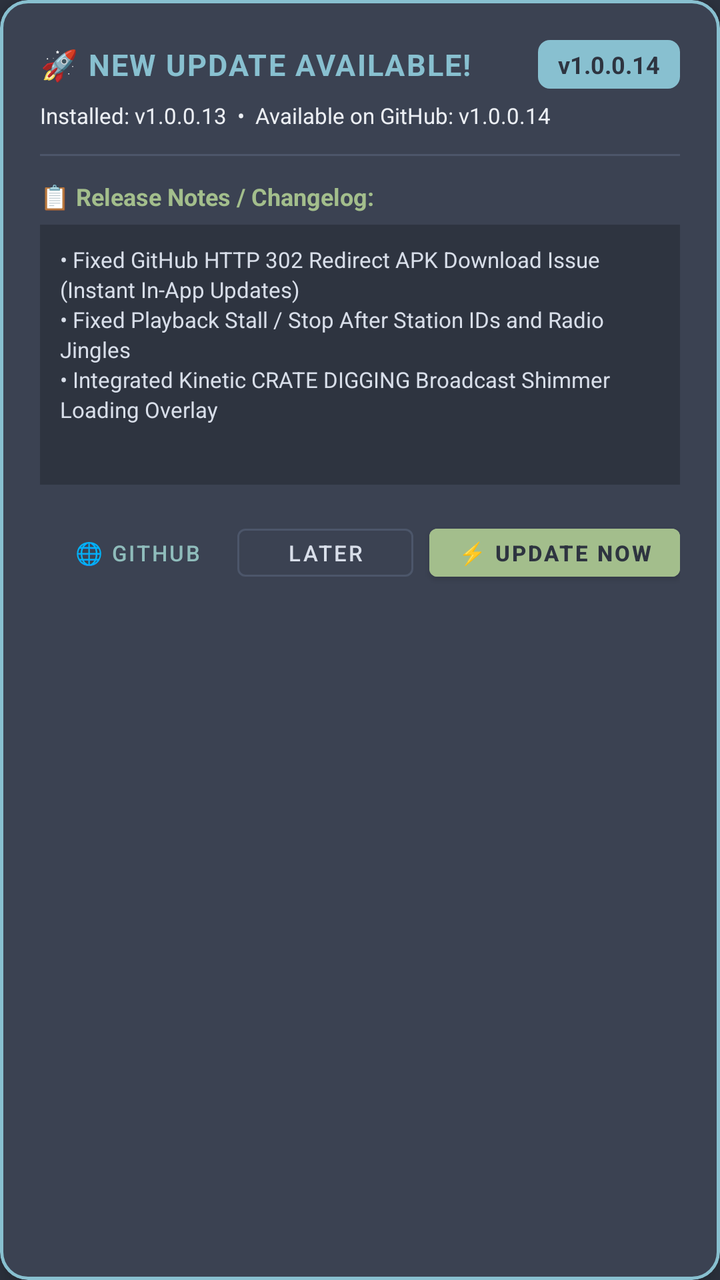
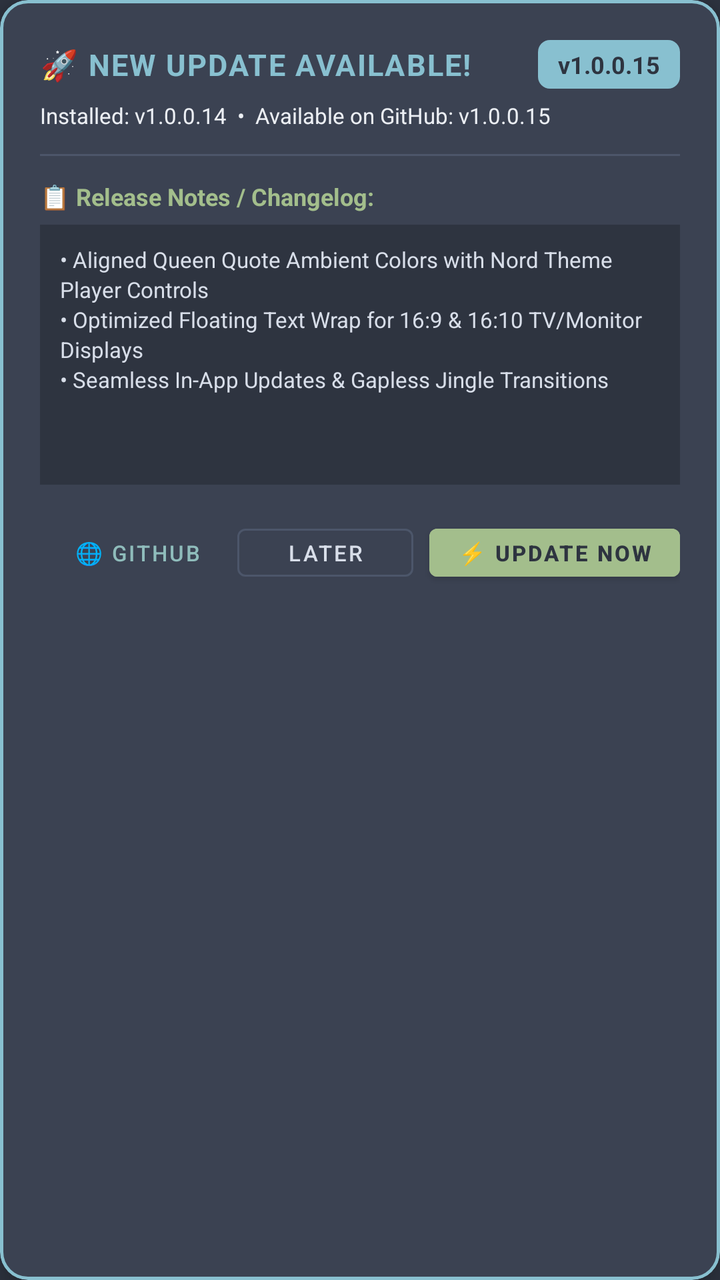

Two renders of the same Android screen: before a commit and after it. Below are the layout's source before the change and the commit's diff.
<!-- AndroidManifest.xml: application theme Theme.SNfetchPLAYER -->
<!-- res/layout/dialog_app_update.xml -->
<?xml version="1.0" encoding="utf-8"?>
<com.google.android.material.card.MaterialCardView xmlns:android="http://schemas.android.com/apk/res/android"
    xmlns:app="http://schemas.android.com/apk/res-auto"
    android:layout_width="match_parent"
    android:layout_height="wrap_content"
    android:layout_margin="16dp"
    app:cardBackgroundColor="@color/nord1"
    app:cardCornerRadius="14dp"
    app:cardElevation="8dp"
    app:strokeColor="@color/nord8"
    app:strokeWidth="1.5dp">

    <LinearLayout
        android:layout_width="match_parent"
        android:layout_height="wrap_content"
        android:orientation="vertical"
        android:padding="20dp">

        
        <LinearLayout
            android:layout_width="match_parent"
            android:layout_height="wrap_content"
            android:gravity="center_vertical"
            android:orientation="horizontal">

            <TextView
                android:layout_width="0dp"
                android:layout_height="wrap_content"
                android:layout_weight="1"
                android:letterSpacing="0.05"
                android:text="🚀 NEW UPDATE AVAILABLE!"
                android:textColor="@color/nord8"
                android:textSize="15sp"
                android:textStyle="bold" />

            <TextView
                android:id="@+id/tvNewVersionBadge"
                android:layout_width="wrap_content"
                android:layout_height="wrap_content"
                android:background="@drawable/badge_update_bg"
                android:paddingHorizontal="10dp"
                android:paddingVertical="4dp"
                android:text="v1.0.0.14"
                android:textColor="@color/nord0"
                android:textSize="12sp"
                android:textStyle="bold" />
        </LinearLayout>

        
        <TextView
            android:id="@+id/tvUpdateVersionSub"
            android:layout_width="match_parent"
            android:layout_height="wrap_content"
            android:layout_marginTop="6dp"
            android:text="Installed: v1.0.0.13  •  Available on GitHub: v1.0.0.14"
            android:textColor="@color/nord6"
            android:textSize="11sp" />

        
        <View
            android:layout_width="match_parent"
            android:layout_height="1dp"
            android:layout_marginVertical="12dp"
            android:background="@color/nord3" />

        <TextView
            android:layout_width="wrap_content"
            android:layout_height="wrap_content"
            android:text="📋 Release Notes / Changelog:"
            android:textColor="@color/nord14"
            android:textSize="12sp"
            android:textStyle="bold" />

        
        <androidx.core.widget.NestedScrollView
            android:layout_width="match_parent"
            android:layout_height="130dp"
            android:layout_marginTop="6dp"
            android:background="@color/nord0"
            android:padding="10dp">

            <TextView
                android:id="@+id/tvUpdateChangelog"
                android:layout_width="match_parent"
                android:layout_height="wrap_content"
                android:fontFamily="sans-serif"
                android:lineSpacingExtra="2dp"
                android:text="• Fixed GitHub HTTP 302 Redirect APK Download Issue (Instant In-App Updates)\n• Fixed Playback Stall / Stop After Station IDs and Radio Jingles\n• Integrated Kinetic CRATE DIGGING Broadcast Shimmer Loading Overlay"
                android:textColor="@color/nord4"
                android:textSize="11sp" />
        </androidx.core.widget.NestedScrollView>

        
        <LinearLayout
            android:id="@+id/layoutDownloadProgress"
            android:layout_width="match_parent"
            android:layout_height="wrap_content"
            android:layout_marginTop="12dp"
            android:orientation="vertical"
            android:visibility="gone">

            <ProgressBar
                android:id="@+id/pbDownloadProgress"
                style="?android:attr/progressBarStyleHorizontal"
                android:layout_width="match_parent"
                android:layout_height="8dp"
                android:max="100"
                android:progress="0"
                android:progressTint="@color/nord14" />

            <TextView
                android:id="@+id/tvDownloadProgressStatus"
                android:layout_width="match_parent"
                android:layout_height="wrap_content"
                android:layout_marginTop="4dp"
                android:gravity="center_horizontal"
                android:text="Downloading APK... 0%"
                android:textColor="@color/nord14"
                android:textSize="11sp" />
        </LinearLayout>

        
        <LinearLayout
            android:layout_width="match_parent"
            android:layout_height="wrap_content"
            android:layout_marginTop="16dp"
            android:gravity="end"
            android:orientation="horizontal">

            <com.google.android.material.button.MaterialButton
                android:id="@+id/btnOpenGitHub"
                style="@style/Widget.MaterialComponents.Button.TextButton"
                android:layout_width="wrap_content"
                android:layout_height="36dp"
                android:paddingHorizontal="10dp"
                android:text="🌐 GitHub"
                android:textColor="@color/nord7"
                android:textSize="11sp" />

            <com.google.android.material.button.MaterialButton
                android:id="@+id/btnLaterUpdate"
                style="@style/Widget.MaterialComponents.Button.OutlinedButton"
                android:layout_width="wrap_content"
                android:layout_height="36dp"
                android:layout_marginStart="6dp"
                android:paddingHorizontal="12dp"
                android:text="LATER"
                android:textColor="@color/nord4"
                android:textSize="11sp"
                app:strokeColor="@color/nord3"
                app:strokeWidth="1dp" />

            <com.google.android.material.button.MaterialButton
                android:id="@+id/btnDownloadUpdate"
                android:layout_width="wrap_content"
                android:layout_height="36dp"
                android:layout_marginStart="8dp"
                android:backgroundTint="@color/nord14"
                android:paddingHorizontal="14dp"
                android:text="⚡ UPDATE NOW"
                android:textColor="@color/nord0"
                android:textSize="11sp"
                android:textStyle="bold" />
        </LinearLayout>

    </LinearLayout>
</com.google.android.material.card.MaterialCardView>
<!-- resources referenced by this layout -->
<resources>
  <color name="nord0">#2E3440</color>
  <color name="nord1">#3B4252</color>
  <color name="nord14">#A3BE8C</color>
  <color name="nord3">#4C566A</color>
  <color name="nord4">#D8DEE9</color>
  <color name="nord6">#ECEFF4</color>
  <color name="nord7">#8FBCBB</color>
  <color name="nord8">#88C0D0</color>
  <!-- drawable badge_update_bg (drawable) -->
  <?xml version="1.0" encoding="utf-8"?>
  <shape xmlns:android="http://schemas.android.com/apk/res/android"
      android:shape="rectangle">
      <solid android:color="@color/nord8" />
      <corners android:radius="6dp" />
  </shape>
  <style name="Theme.SNfetchPLAYER" parent="Theme.MaterialComponents.DayNight.NoActionBar">
          <item name="colorPrimary">@color/nord8</item>
          <item name="colorPrimaryVariant">@color/nord10</item>
          <item name="colorOnPrimary">@color/nord0</item>
          <item name="colorSecondary">@color/nord7</item>
          <item name="colorSecondaryVariant">@color/nord9</item>
          <item name="colorOnSecondary">@color/nord0</item>
          <item name="android:statusBarColor">@color/nord0</item>
          <item name="android:navigationBarColor">@color/nord0</item>
          <item name="android:windowBackground">@color/nord0</item>
      </style>
  <color name="nord10">#5E81AC</color>
  <color name="nord9">#81A1C1</color>
</resources>

<!-- the commit's change to res/layout/dialog_app_update.xml (unified diff, before → after) -->
@@ -40,7 +40,7 @@
                 android:background="@drawable/badge_update_bg"
                 android:paddingHorizontal="10dp"
                 android:paddingVertical="4dp"
-                android:text="v1.0.0.14"
+                android:text="v1.0.0.15"
                 android:textColor="@color/nord0"
                 android:textSize="12sp"
                 android:textStyle="bold" />
@@ -52,7 +52,7 @@
             android:layout_width="match_parent"
             android:layout_height="wrap_content"
             android:layout_marginTop="6dp"
-            android:text="Installed: v1.0.0.13  •  Available on GitHub: v1.0.0.14"
+            android:text="Installed: v1.0.0.14  •  Available on GitHub: v1.0.0.15"
             android:textColor="@color/nord6"
             android:textSize="11sp" />
 
@@ -85,7 +85,7 @@
                 android:layout_height="wrap_content"
                 android:fontFamily="sans-serif"
                 android:lineSpacingExtra="2dp"
-                android:text="• Fixed GitHub HTTP 302 Redirect APK Download Issue (Instant In-App Updates)\n• Fixed Playback Stall / Stop After Station IDs and Radio Jingles\n• Integrated Kinetic CRATE DIGGING Broadcast Shimmer Loading Overlay"
+                android:text="• Aligned Queen Quote Ambient Colors with Nord Theme Player Controls\n• Optimized Floating Text Wrap for 16:9 &amp; 16:10 TV/Monitor Displays\n• Seamless In-App Updates &amp; Gapless Jingle Transitions"
                 android:textColor="@color/nord4"
                 android:textSize="11sp" />
         </androidx.core.widget.NestedScrollView>
